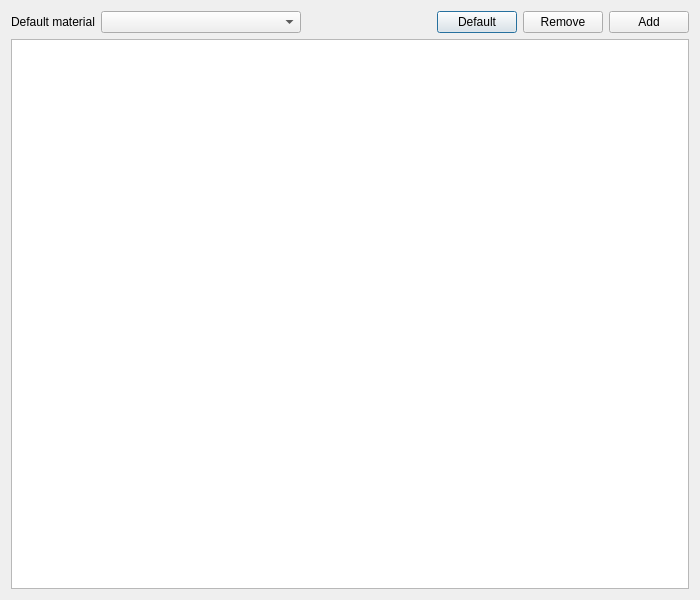
GS90/addFC, file addon/addFC/ui/pref_materials.ui: the form before one commit.
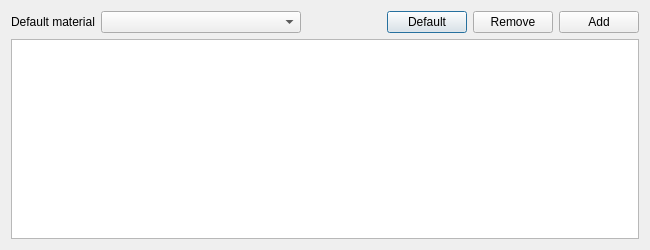
The form after the commit.

Patch:
```diff
--- a/addon/addFC/ui/pref_materials.ui
+++ b/addon/addFC/ui/pref_materials.ui
@@ -7,16 +7,10 @@
    <rect>
     <x>0</x>
     <y>0</y>
-    <width>700</width>
-    <height>600</height>
+    <width>650</width>
+    <height>250</height>
    </rect>
   </property>
-  <property name="minimumSize">
-   <size>
-    <width>600</width>
-    <height>400</height>
-   </size>
-  </property>
   <property name="windowTitle">
    <string>Materials</string>
   </property>
```
